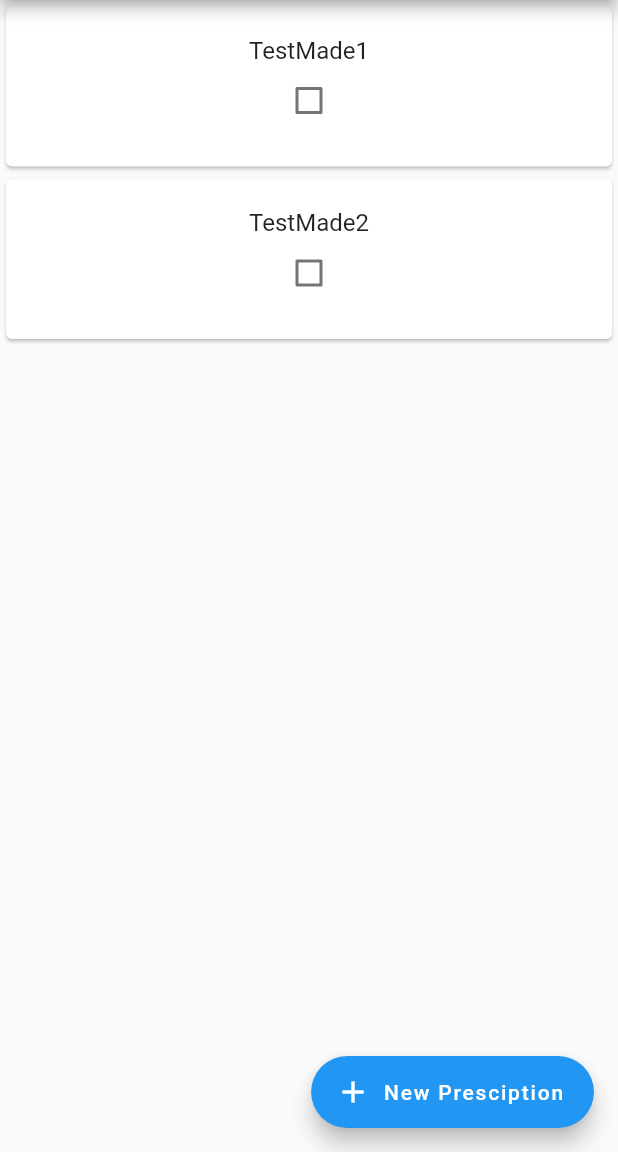
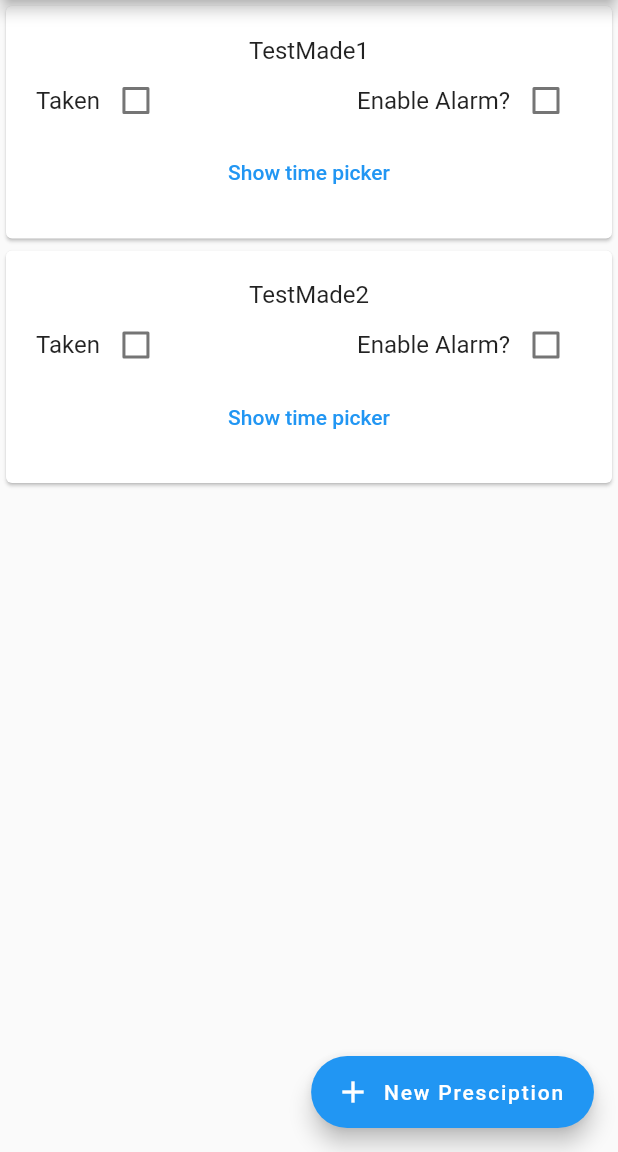
Before and after one commit to Fall2019Capstone/PillPoppers, a Flutter app: the screen it shows after launch, on a phone screen of 412 x 824 dp, the part 84-1236 px from its top. Run offline on Flutter 3.47's test engine with Material 2 defaults, Android fonts, the phone set to English and light mode, and no system bars; our stand-ins replace flutter_datetime_picker, flutter_local_notifications.

Commit message:
Add basic notifications

```diff
--- /dev/null
+++ b/lib/NotificationHandler.dart
@@ -0,0 +1,125 @@
+import 'package:flutter/cupertino.dart';
+import 'package:flutter/material.dart';
+import 'package:flutter_local_notifications/flutter_local_notifications.dart';
+
+import 'Prescription.dart';
+import 'main.dart';
+
+class NotificationHandler {
+  static FlutterLocalNotificationsPlugin flutterLocalNotificationsPlugin;
+
+  static var androidPlatformChannelSpecifics = AndroidNotificationDetails(
+      '0', 'All notifications', 'All notifications',
+      importance: Importance.Max, priority: Priority.High, ticker: 'ticker');
+  static BuildContext context;
+
+  static Future scheduleNotification(Prescription prescription) async {
+    var scheduledNotificationDateTime =
+        //new DateTime.now().add(new Duration(seconds: 5));
+        prescription.alarmTime;
+    var iOSPlatformChannelSpecifics = new IOSNotificationDetails();
+    NotificationDetails platformChannelSpecifics = new NotificationDetails(
+        androidPlatformChannelSpecifics, iOSPlatformChannelSpecifics);
+    await flutterLocalNotificationsPlugin.schedule(
+        prescription.alarmID,
+        'Prescription Time!',
+        'It is time to take "' + prescription.name + '"',
+        scheduledNotificationDateTime,
+        platformChannelSpecifics);
+  }
+
+  static Future scheduleDailyNotification(Prescription prescription) async {
+    var timeOfDay = prescription.alarmTime;
+    Time time = new Time(timeOfDay.hour, timeOfDay.minute, 0);
+
+    var iOSPlatformChannelSpecifics = new IOSNotificationDetails();
+    var platformChannelSpecifics = new NotificationDetails(
+        androidPlatformChannelSpecifics, iOSPlatformChannelSpecifics);
+    await flutterLocalNotificationsPlugin.showDailyAtTime(
+        prescription.alarmID,
+        'show daily title',
+        'Daily notification shown at approximately ${time.hour}:${time.minute}:${time.second}',
+        time,
+        platformChannelSpecifics);
+  }
+
+  static void setupNotifications(BuildContext buildContext) {
+    print("Setting up notifications...");
+    flutterLocalNotificationsPlugin = new FlutterLocalNotificationsPlugin();
+    context = buildContext;
+    // initialise the plugin. app_icon needs to be a added as a drawable resource to the Android head project
+    var initializationSettingsAndroid =
+        new AndroidInitializationSettings('@mipmap/ic_launcher');
+    var initializationSettingsIOS = new IOSInitializationSettings(
+        onDidReceiveLocalNotification: onDidReceiveLocalNotification);
+    var initializationSettings = new InitializationSettings(
+        initializationSettingsAndroid, initializationSettingsIOS);
+    flutterLocalNotificationsPlugin.initialize(initializationSettings,
+        onSelectNotification: onSelectNotification);
+  }
+
+  static Future onSelectNotification(String payload) async {
+    if (payload != null) {
+      debugPrint('notification payload: ' + payload);
+    }
+    await Navigator.push(
+      context,
+      new MaterialPageRoute(builder: (context) => new MyApp()),
+    );
+  }
+
+  static Future disableAlarm(Prescription prescription) async {
+    var futurePendingAlarms = retrieveNotifications();
+    futurePendingAlarms.then((alarms) {
+      for (int i = 0; i < alarms.length; i++) {
+        if (alarms[i].id == prescription.alarmID) {
+          print("Disabling alarm...");
+          flutterLocalNotificationsPlugin.cancel(prescription.alarmID);
+        }
+      }
+    });
+  }
+
+  static Future updateAlarm(Prescription prescription) async {
+    var futurePendingAlarms = retrieveNotifications();
+    futurePendingAlarms.then((alarms) {
+      var alarm =
+          alarms.firstWhere((alarm) => alarm.id == prescription.alarmID);
+      flutterLocalNotificationsPlugin?.cancel(alarm.id);
+    });
+  }
+
+  static Future<List<PendingNotificationRequest>>
+      retrieveNotifications() async {
+    var pendingNotificationRequests =
+        await flutterLocalNotificationsPlugin.pendingNotificationRequests();
+    return pendingNotificationRequests;
+  }
+
+  static Future onDidReceiveLocalNotification(
+      int id, String title, String body, String payload) async {
+    // display a dialog with the notification details, tap ok to go to another page
+    showDialog(
+      context: context,
+      builder: (BuildContext context) => new CupertinoAlertDialog(
+        title: new Text(title),
+        content: new Text(body),
+        actions: [
+          CupertinoDialogAction(
+            isDefaultAction: true,
+            child: new Text('Ok'),
+            onPressed: () async {
+              Navigator.of(context, rootNavigator: true).pop();
+              await Navigator.push(
+                context,
+                new MaterialPageRoute(
+                  builder: (context) => new MyApp(),
+                ),
+              );
+            },
+          )
+        ],
+      ),
+    );
+  }
+}
--- a/lib/Prescription.dart
+++ b/lib/Prescription.dart
@@ -1,18 +1,52 @@
-class Prescription{
+import 'package:pill_poppers/NotificationHandler.dart';
+
+class Prescription {
+  // I just don't have a better way to curerntly keep track of the highest used ID
+  // Second thought, just add it to the list and take the length, but still, I'm too lazy right now
+  static int maxUsedID = 0;
+
   String name = "New prescription";
   bool taken = false;
+  bool alarmEnabled = false;
   int numberToTake = 10;
   int numberTaken = 0;
+  DateTime alarmTime;
+  int alarmID;
 
+  static List<Prescription> prescriptions = [
+    new Prescription("TestMade1"),
+    new Prescription("TestMade2")
+  ];
 
-  static List<Prescription> prescriptions = [new Prescription("TestMade1"), new Prescription("TestMade2")];
-
-  Prescription(String name){
+  Prescription(String name) {
     this.name = name;
+    alarmID = maxUsedID;
+    maxUsedID++;
     //prescriptions.add(this);
   }
 
-  static instantiate(){
+  void setAlarm(bool value) {
+    alarmEnabled = value;
+    if (value) {
+      scheduleAlarm(alarmTime);
+    } else {
+      NotificationHandler.disableAlarm(this);
+    }
+  }
+
+  void updateTime(DateTime time) {
+    alarmTime = time;
+    if (alarmEnabled) {
+      NotificationHandler.updateAlarm(this);
+    }
+  }
+
+  void scheduleAlarm(DateTime time) {
+    alarmTime = time;
+    NotificationHandler.scheduleNotification(this);
+  }
+
+  static instantiate() {
     prescriptions = new List<Prescription>();
 
     Prescription scrip1 = new Prescription("TestMade1");
@@ -21,7 +55,7 @@ class Prescription{
     prescriptions.add(scrip2);
   }
 
-  static newPrescription(String name){
+  static newPrescription(String name) {
     prescriptions.add(new Prescription(name));
   }
 }
--- a/lib/main.dart
+++ b/lib/main.dart
@@ -1,4 +1,6 @@
 import 'package:flutter/material.dart';
+import 'package:flutter_datetime_picker/flutter_datetime_picker.dart';
+import 'package:pill_poppers/NotificationHandler.dart';
 
 import 'Prescription.dart';
 
@@ -14,10 +16,9 @@ void main() => runApp(MyApp());
 // List<bool> hasTaken = [true, false, false];
 
 class MyApp extends StatelessWidget {
-  BodyLayout body = BodyLayout();
-
   @override
   Widget build(BuildContext context) {
+    NotificationHandler.setupNotifications(context);
     return MaterialApp(
       debugShowCheckedModeBanner: false,
       title: 'Pill Poppers',
@@ -25,24 +26,23 @@ class MyApp extends StatelessWidget {
         primarySwatch: Colors.blue,
       ),
       home: Scaffold(
-        appBar: AppBar(title: Text('Pill Poppers'), centerTitle: true,),
-        body: BodyLayout()
+          appBar: AppBar(
+            title: Text('Pill Poppers'),
+            centerTitle: true,
           ),
+          body: BodyLayout()),
     );
   }
 }
 
 class BodyLayout extends StatefulWidget {
-final BodyLayoutState bodyLayoutState = new BodyLayoutState();
-
   @override
   BodyLayoutState createState() {
-    return bodyLayoutState;
+    return new BodyLayoutState();
   }
 }
 
 class BodyLayoutState extends State<BodyLayout> {
-
   // Called when outside of any card is touched, adds new blank prescription for now.
   void _addPrescription() {
     setState(() {
@@ -52,7 +52,8 @@ class BodyLayoutState extends State<BodyLayout> {
 
   @override
   Widget build(BuildContext context) {
-    return Scaffold(body: _myListView(),
+    return Scaffold(
+        body: _myListView(),
         floatingActionButton: FloatingActionButton.extended(
             onPressed: () {
               // TODO: Add new list item when FAB pressed
@@ -60,8 +61,7 @@ class BodyLayoutState extends State<BodyLayout> {
               _addPrescription();
             },
             icon: Icon(Icons.add),
-          label: Text("New Presciption"))
-          );
+            label: Text("New Presciption")));
     //return _myListView();
   }
 
@@ -81,16 +81,49 @@ class BodyLayoutState extends State<BodyLayout> {
               padding: const EdgeInsets.all(20.0),
               child: Column(
                 children: <Widget>[
-                  Text(item.name, style: TextStyle(fontSize: 16),),
+                  Text(
+                    item.name,
+                    style: TextStyle(fontSize: 16),
+                  ),
+                  Row(
+                    children: <Widget>[
+                      Text(
+                        "Taken",
+                        style: TextStyle(fontSize: 16),
+                      ),
                       Checkbox(
                         value: item.taken,
                         onChanged: (bool newValue) {
                           setState(() {
-                        // Change the hasTaken bool to true or false
                             item.taken = newValue;
                           });
                         },
+                      ),
+                      Spacer(),
+                      Text("Enable Alarm?", style: TextStyle(fontSize: 16)),
+                      Checkbox(
+                        value: item.alarmEnabled,
+                        onChanged: (bool newValue) {
+                          setState(() {
+                            item.setAlarm(newValue);
+
+                          });
+                        },
                       )
+                    ],
+                  ),
+                  FlatButton(
+                      onPressed: () {
+                        DatePicker.showTimePicker(context,
+                            showTitleActions: true,
+                            currentTime: item.alarmTime, onConfirm: (dateTime) {
+                          item.updateTime(dateTime);
+                        }, locale: LocaleType.en);
+                      },
+                      child: Text(
+                        'Show time picker',
+                        style: TextStyle(color: Colors.blue),
+                      ))
                 ],
               ),
             ),
--- a/pubspec.yaml
+++ b/pubspec.yaml
@@ -23,6 +23,8 @@ dependencies:
   # The following adds the Cupertino Icons font to your application.
   # Use with the CupertinoIcons class for iOS style icons.
   cupertino_icons: ^0.1.2
+  flutter_local_notifications: ^0.8.3
+  flutter_datetime_picker: ^1.2.6
 
 dev_dependencies:
   flutter_test:
```
Also changed, not shown: pubspec.lock, 1 other file. Lines whose indentation alone changed are shown as unchanged.
